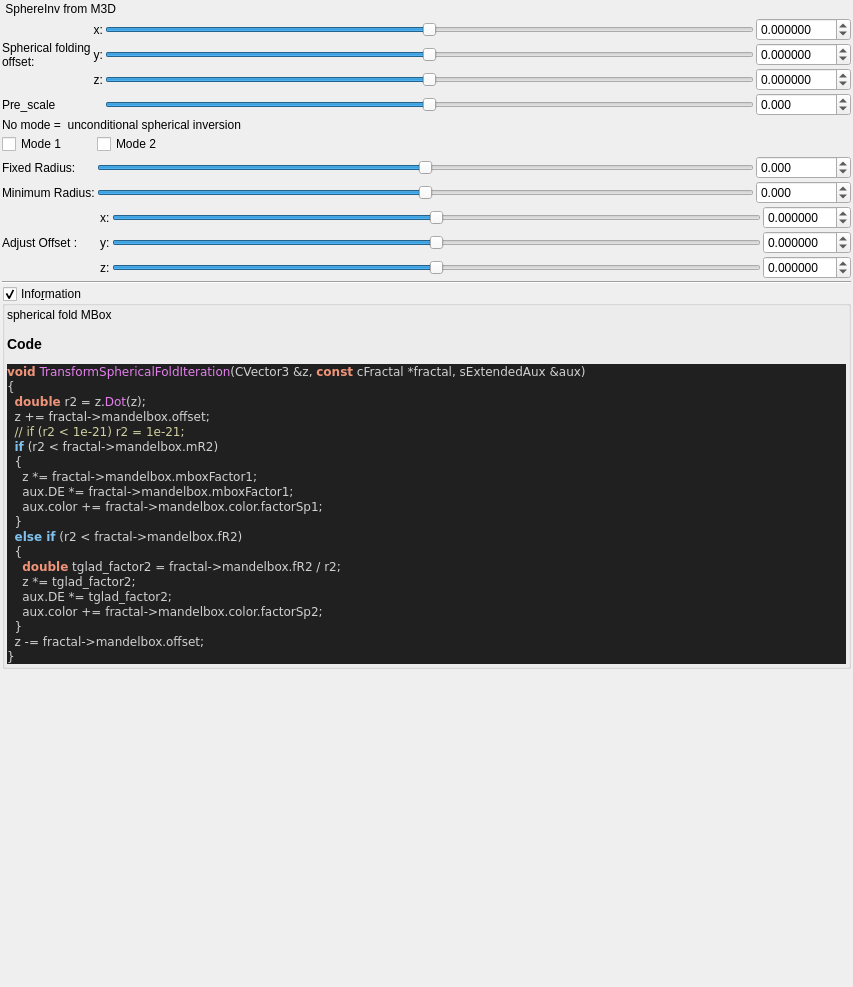
Old version of the form mandelbulber2/qt_data/fractal_transf_sphere_inv.ui in the repository buddhi1980/mandelbulber2.
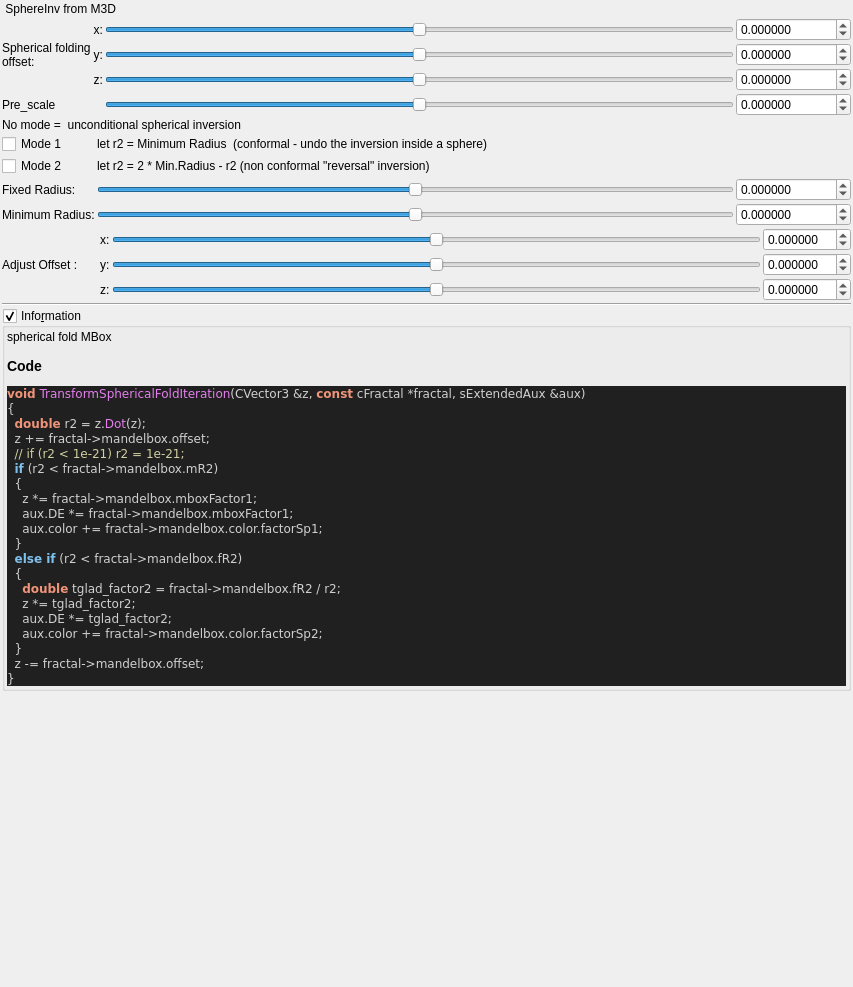
New version of the form. Custom widgets are drawn as their Qt base class.

What changed in the file:
```diff
--- a/mandelbulber2/qt_data/fractal_transf_sphere_inv.ui
+++ b/mandelbulber2/qt_data/fractal_transf_sphere_inv.ui
@@ -114,10 +114,10 @@
         </sizepolicy>
        </property>
        <property name="minimum">
-        <number>-1000000</number>
+        <number>-5000000</number>
        </property>
        <property name="maximum">
-        <number>1000000</number>
+        <number>5000000</number>
        </property>
        <property name="singleStep">
         <number>1</number>
@@ -142,13 +142,13 @@
         <string/>
        </property>
        <property name="decimals">
-        <number>3</number>
+        <number>6</number>
        </property>
        <property name="minimum">
-        <double>-36000.000000000000000</double>
+        <double>-100000.000000000000000</double>
        </property>
        <property name="maximum">
-        <double>36000.000000000000000</double>
+        <double>100000.000000000000000</double>
        </property>
        <property name="singleStep">
         <double>0.100000000000000</double>
@@ -164,10 +164,10 @@
         </sizepolicy>
        </property>
        <property name="minimum">
-        <number>-1000000</number>
+        <number>-5000000</number>
        </property>
        <property name="maximum">
-        <number>1000000</number>
+        <number>5000000</number>
        </property>
        <property name="singleStep">
         <number>1</number>
@@ -241,10 +241,10 @@
         </sizepolicy>
        </property>
        <property name="minimum">
-        <number>-18000</number>
+        <number>-20000000</number>
        </property>
        <property name="maximum">
-        <number>18000</number>
+        <number>20000000</number>
        </property>
        <property name="value">
         <number>0</number>
@@ -266,10 +266,10 @@
         </sizepolicy>
        </property>
        <property name="minimum">
-        <number>-1000000</number>
+        <number>-5000000</number>
        </property>
        <property name="maximum">
-        <number>1000000</number>
+        <number>5000000</number>
        </property>
        <property name="singleStep">
         <number>1</number>
@@ -318,46 +318,7 @@
    </item>
    <item>
     <layout class="QGridLayout" name="gridLayout_2">
-     <item row="0" column="1">
-      <widget class="QCheckBox" name="checkBox_transf_function_enabledx_false">
-       <property name="text">
-        <string>Mode 2</string>
-       </property>
-      </widget>
-     </item>
-     <item row="2" column="1">
-      <widget class="QSlider" name="slider_mandelbox_folding_min_radius">
-       <property name="sizePolicy">
-        <sizepolicy hsizetype="Expanding" vsizetype="Maximum">
-         <horstretch>0</horstretch>
-         <verstretch>0</verstretch>
-        </sizepolicy>
-       </property>
-       <property name="minimum">
-        <number>-18000</number>
-       </property>
-       <property name="maximum">
-        <number>18000</number>
-       </property>
-       <property name="value">
-        <number>0</number>
-       </property>
-       <property name="sliderPosition">
-        <number>0</number>
-       </property>
-       <property name="orientation">
-        <enum>Qt::Horizontal</enum>
-       </property>
-      </widget>
-     </item>
-     <item row="1" column="0">
-      <widget class="QLabel" name="label_16">
-       <property name="text">
-        <string>Fixed Radius:</string>
-       </property>
-      </widget>
-     </item>
-     <item row="2" column="2">
+     <item row="3" column="2">
       <widget class="MyDoubleSpinBox" name="spinbox_mandelbox_folding_min_radius">
        <property name="sizePolicy">
         <sizepolicy hsizetype="Minimum" vsizetype="Maximum">
@@ -372,27 +333,27 @@
         <string/>
        </property>
        <property name="decimals">
-        <number>3</number>
+        <number>6</number>
        </property>
        <property name="minimum">
-        <double>-360000.000000000000000</double>
+        <double>-100000.000000000000000</double>
        </property>
        <property name="maximum">
-        <double>360000.000000000000000</double>
+        <double>100000.000000000000000</double>
        </property>
        <property name="singleStep">
         <double>0.100000000000000</double>
        </property>
       </widget>
      </item>
-     <item row="2" column="0">
+     <item row="3" column="0">
       <widget class="QLabel" name="label_47">
        <property name="text">
         <string>Minimum Radius:</string>
        </property>
       </widget>
      </item>
-     <item row="1" column="1">
+     <item row="2" column="1">
       <widget class="QSlider" name="slider_mandelbox_folding_fixed_radius">
        <property name="sizePolicy">
         <sizepolicy hsizetype="Expanding" vsizetype="Maximum">
@@ -401,10 +362,10 @@
         </sizepolicy>
        </property>
        <property name="minimum">
-        <number>-18000</number>
+        <number>-5000000</number>
        </property>
        <property name="maximum">
-        <number>18000</number>
+        <number>5000000</number>
        </property>
        <property name="value">
         <number>0</number>
@@ -417,7 +378,7 @@
        </property>
       </widget>
      </item>
-     <item row="1" column="2">
+     <item row="2" column="2">
       <widget class="MyDoubleSpinBox" name="spinbox_mandelbox_folding_fixed_radius">
        <property name="sizePolicy">
         <sizepolicy hsizetype="Minimum" vsizetype="Maximum">
@@ -432,19 +393,51 @@
         <string/>
        </property>
        <property name="decimals">
-        <number>3</number>
+        <number>6</number>
        </property>
        <property name="minimum">
-        <double>-36000.000000000000000</double>
+        <double>-100000.000000000000000</double>
        </property>
        <property name="maximum">
-        <double>36000.000000000000000</double>
+        <double>100000.000000000000000</double>
        </property>
        <property name="singleStep">
         <double>0.100000000000000</double>
        </property>
       </widget>
      </item>
+     <item row="3" column="1">
+      <widget class="QSlider" name="slider_mandelbox_folding_min_radius">
+       <property name="sizePolicy">
+        <sizepolicy hsizetype="Expanding" vsizetype="Maximum">
+         <horstretch>0</horstretch>
+         <verstretch>0</verstretch>
+        </sizepolicy>
+       </property>
+       <property name="minimum">
+        <number>-5000000</number>
+       </property>
+       <property name="maximum">
+        <number>5000000</number>
+       </property>
+       <property name="value">
+        <number>0</number>
+       </property>
+       <property name="sliderPosition">
+        <number>0</number>
+       </property>
+       <property name="orientation">
+        <enum>Qt::Horizontal</enum>
+       </property>
+      </widget>
+     </item>
+     <item row="2" column="0">
+      <widget class="QLabel" name="label_16">
+       <property name="text">
+        <string>Fixed Radius:</string>
+       </property>
+      </widget>
+     </item>
      <item row="0" column="0">
       <widget class="QCheckBox" name="checkBox_transf_function_enabled_false">
        <property name="text">
@@ -452,6 +445,27 @@
        </property>
       </widget>
      </item>
+     <item row="0" column="1">
+      <widget class="QLabel" name="label_20">
+       <property name="text">
+        <string>let r2 = Minimum Radius  (conformal - undo the inversion inside a sphere) </string>
+       </property>
+      </widget>
+     </item>
+     <item row="1" column="0">
+      <widget class="QCheckBox" name="checkBox_transf_function_enabledx_false">
+       <property name="text">
+        <string>Mode 2</string>
+       </property>
+      </widget>
+     </item>
+     <item row="1" column="1">
+      <widget class="QLabel" name="label_48">
+       <property name="text">
+        <string>let r2 = 2 * Min.Radius - r2 (non conformal &quot;reversal&quot; inversion) </string>
+       </property>
+      </widget>
+     </item>
     </layout>
    </item>
    <item>
```
Left out of the diff: 2 changed lines with no effect on the pictures.
